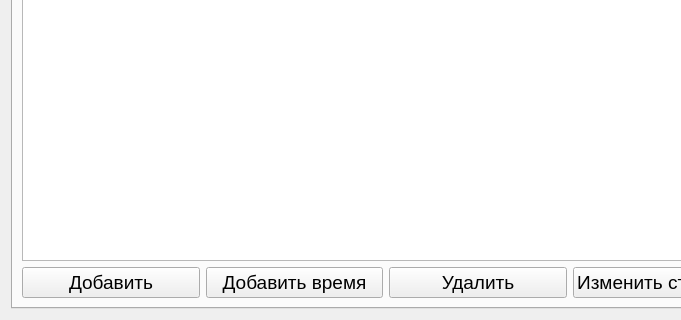
This is ui/MainWindow.ui in Spyddek/BD-sesion2_kurs as Qt 5 draws it before an edit; both pictures show x 0 to 681 and y 319 to 639 of the 785 by 639 pixel window. The edited form follows.
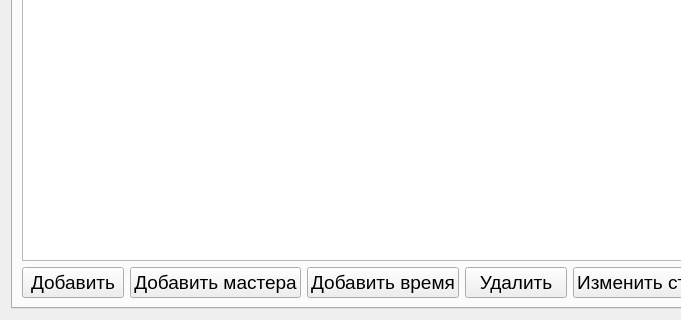
This is the edited form. The open tabs and pages were chosen to show the change.

Commit message: Enable salons to register masters

The edit to the form file:
```diff
--- a/ui/MainWindow.ui
+++ b/ui/MainWindow.ui
@@ -333,6 +333,18 @@
            </property>
           </widget>
          </item>
+        <item>
+         <widget class="QPushButton" name="btnAddMaster">
+          <property name="font">
+           <font>
+            <pointsize>14</pointsize>
+           </font>
+          </property>
+          <property name="text">
+           <string>Добавить мастера</string>
+          </property>
+         </widget>
+        </item>
          <item>
           <widget class="QPushButton" name="btnAddSlot">
            <property name="font">
```
Lines whose indentation alone changed are shown as unchanged. The commit also changes 1 other file.
